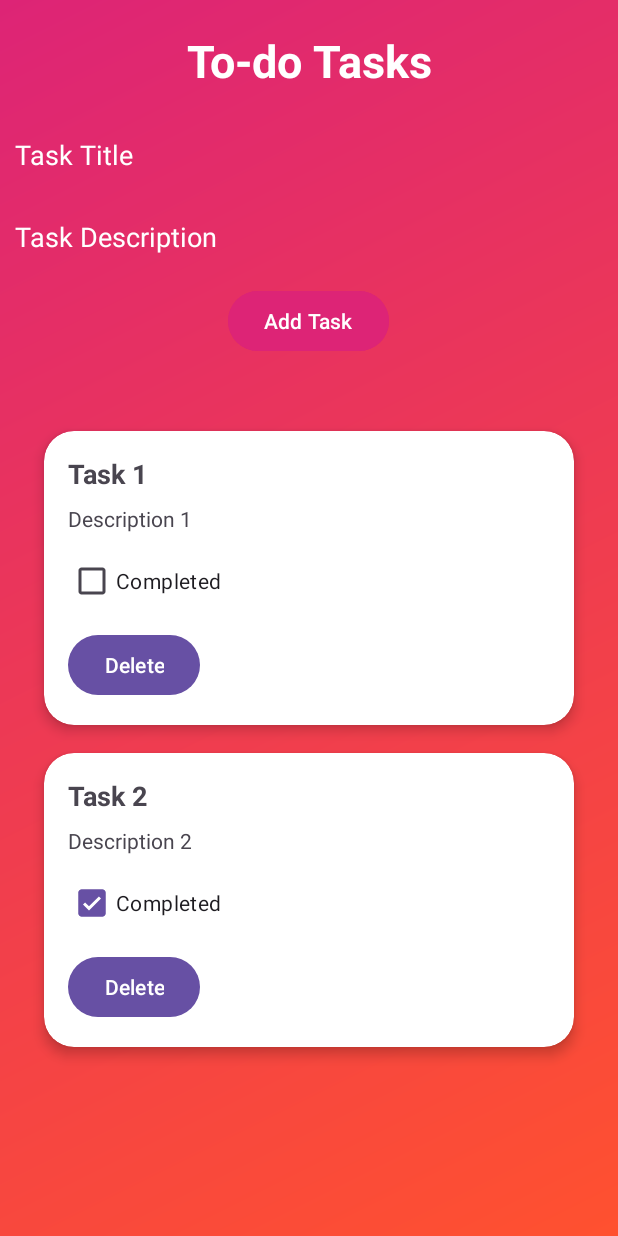
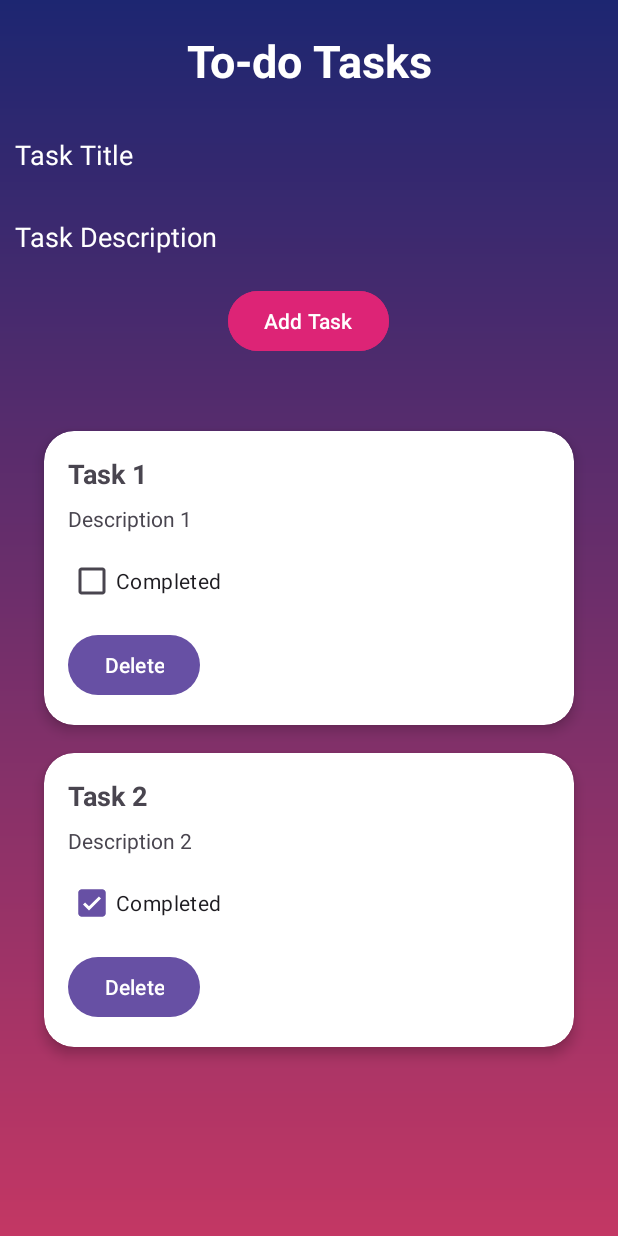
Before and after one commit to Yatin-kabadwal/Todo-application, an Android app: the screen it shows after launch (MainActivity), on a phone screen of 412 x 824 dp. Run offline under Robolectric (Android 15) with nearby library versions, the phone set to English and light mode, and no system bars.

Commit message:
Second commit

```diff
--- a/app/src/main/res/drawable/gradient.xml
+++ b/app/src/main/res/drawable/gradient.xml
@@ -3,9 +3,10 @@
     <item>
         <shape>
             <gradient
-                android:startColor="#FF512F"
-                android:endColor="#DD2476"
-                android:angle="135"/>
+                android:angle="270"
+                android:startColor="#1D2671"
+                android:endColor="#C33764"
+                android:type="linear" />
         </shape>
     </item>
 </layer-list>
```
